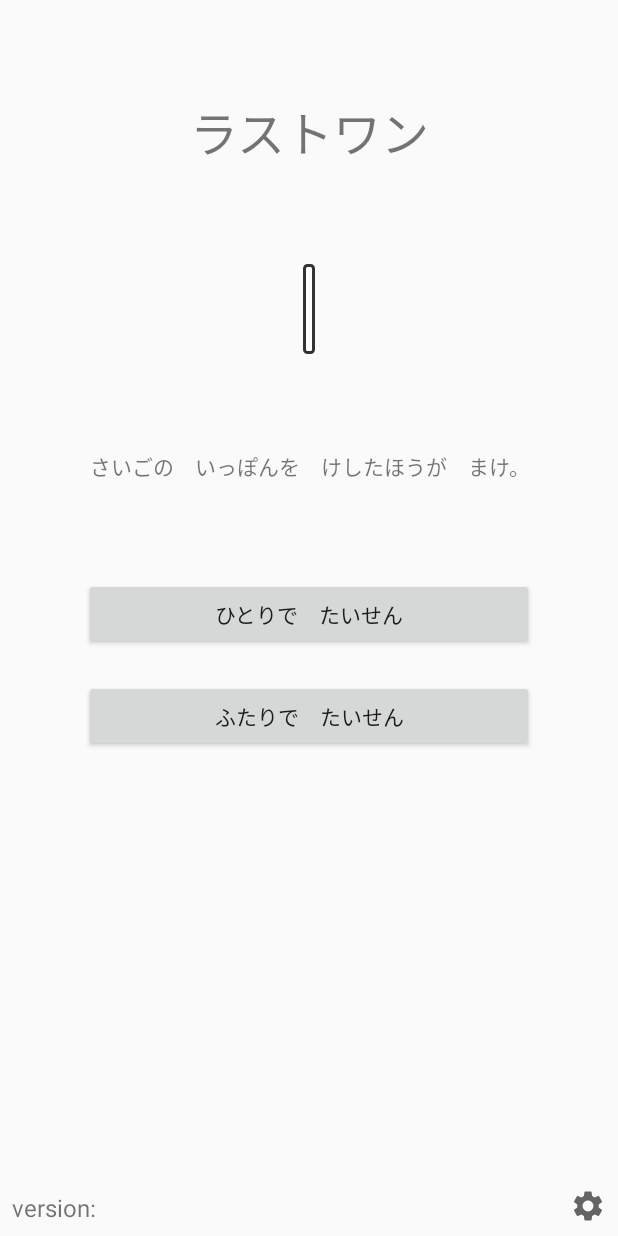
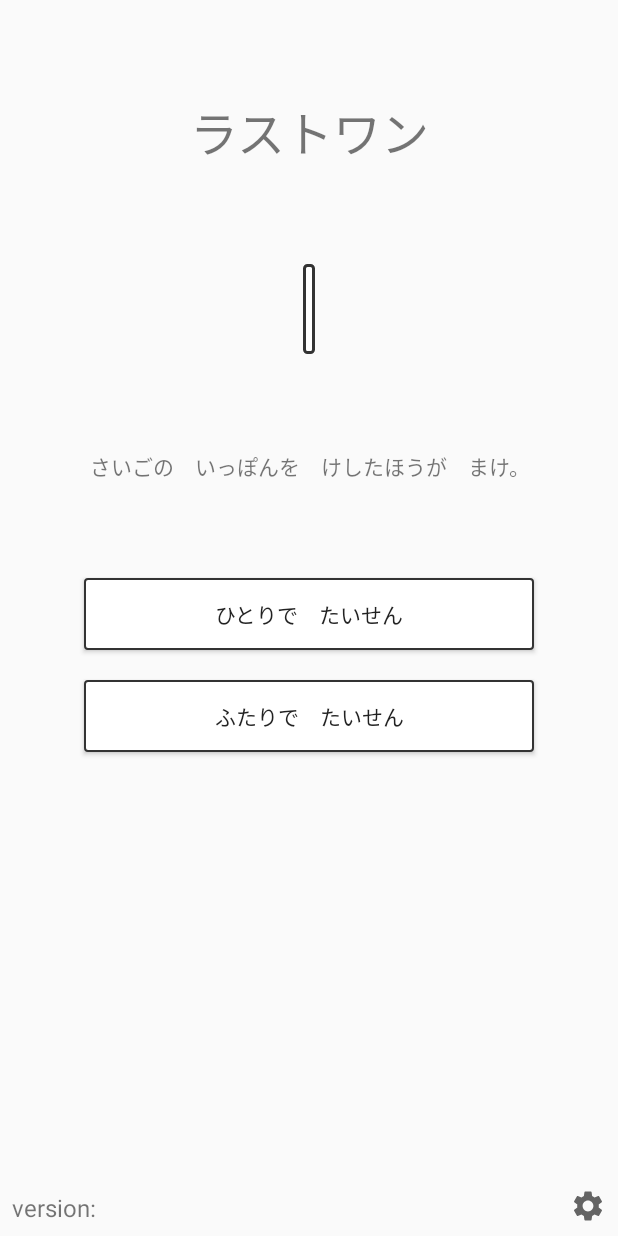
Before and after one commit to prd-xxx/LastOne_android, an Android app: the screen it shows after launch (TopActivity), on a phone screen of 412 x 824 dp. Run offline under Robolectric (Android 15) with nearby library versions, the phone set to English and light mode, and no system bars.

Commit message:
top のボタンの背景を変更

```diff
--- a/app/src/main/res/layout/activity_top.xml
+++ b/app/src/main/res/layout/activity_top.xml
@@ -43,7 +43,8 @@
         app:layout_constraintLeft_toLeftOf="parent"
         app:layout_constraintRight_toRightOf="parent"
         app:layout_constraintHorizontal_bias="0.5"
-        app:layout_constraintTop_toBottomOf="@id/introduction"/>
+        app:layout_constraintTop_toBottomOf="@id/introduction"
+        android:background="@drawable/button_basic"/>
     <Button
         android:id="@+id/two_players_button"
         android:layout_width="300dp"
@@ -53,7 +54,8 @@
         app:layout_constraintLeft_toLeftOf="parent"
         app:layout_constraintRight_toRightOf="parent"
         app:layout_constraintHorizontal_bias="0.5"
-        app:layout_constraintTop_toBottomOf="@id/one_player_button"/>
+        app:layout_constraintTop_toBottomOf="@id/one_player_button"
+        android:background="@drawable/button_basic"/>
 
     <TextView
         android:id="@+id/version"
```
